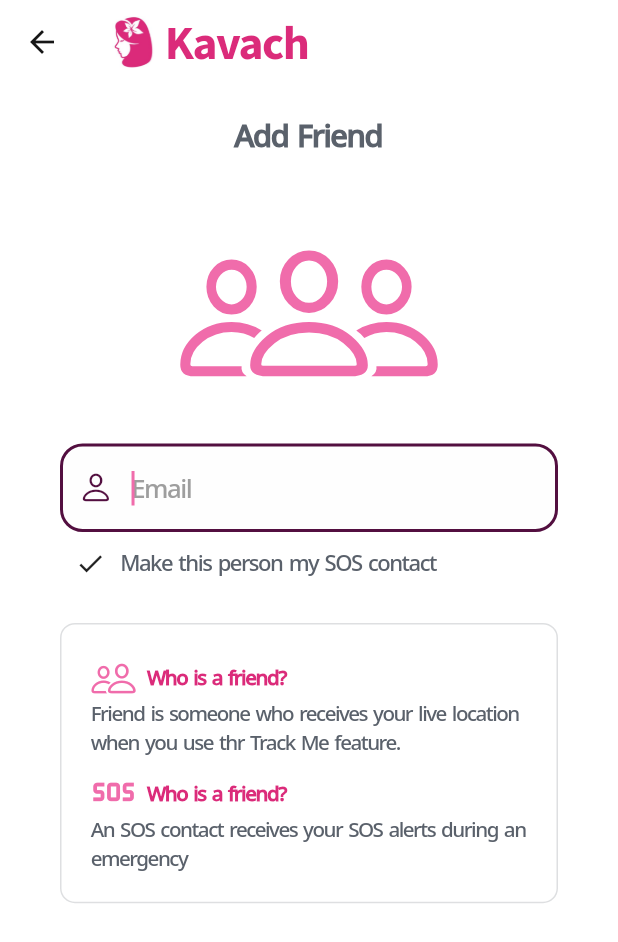
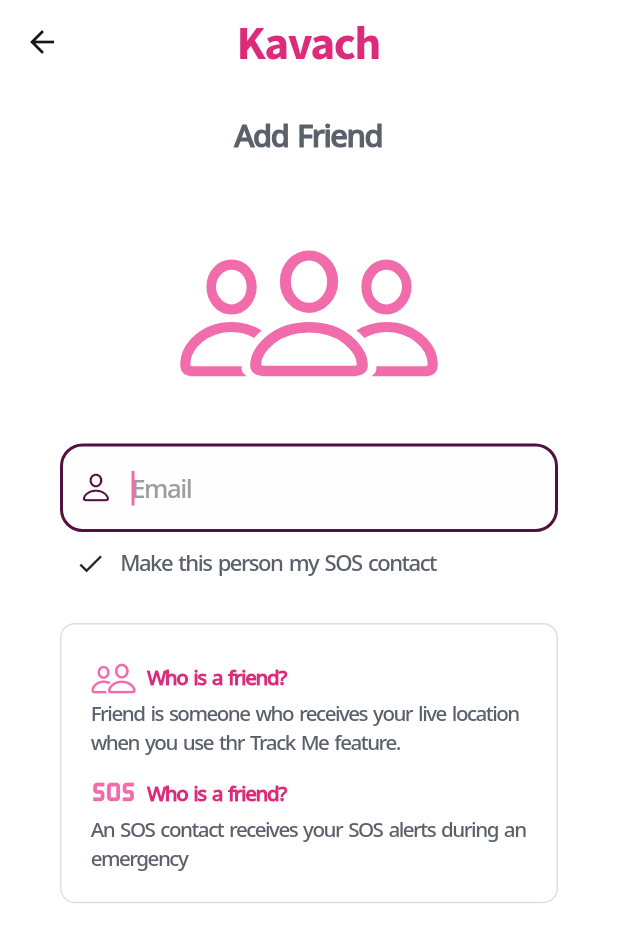
Before and after one commit to Amogh-Prabhu/IndiSafe_Hack_Autobots, a Flutter app: the Friends screen opened directly, on a phone screen of 412 x 824 dp. Shown: the top 942 px of the screen. Run offline on Flutter 3.47's test engine with Material 2 defaults, Android fonts, the phone set to English and light mode, and no system bars; our stand-ins replace cloud_firestore, firebase_auth, firebase_core, firebase_storage, geolocator, google_maps_flutter and 3 more; accounts and stored records are empty.

Commit message:
New Changes | done

```diff
--- a/lib/main.dart
+++ b/lib/main.dart
@@ -1,7 +1,6 @@
 import 'package:firebase_core/firebase_core.dart';
 import 'package:flutter/material.dart';
 import 'package:kavach/app/app.dart';
-import 'package:kavach/login/login.dart';
 
 Future<void> main() async {
   WidgetsFlutterBinding.ensureInitialized();
--- a/lib/track/layout/friends.dart
+++ b/lib/track/layout/friends.dart
@@ -23,24 +23,12 @@ class _FriendsState extends State<Friends> {
         automaticallyImplyLeading: true,
         elevation: 0,
         centerTitle: true,
-        title: Row(
-          children: [
-            Image.asset(
-              "assets/images/image.jpg",
-              height: width / 12,
-              width: width / 12,
-            ),
-            const SizedBox(
-              width: 4,
-            ),
-            Text(
-              "Kavach",
-              style: KavachTheme.titleText(
-                  size: width / 13,
-                  weight: FontWeight.w600,
-                  color: KavachTheme.darkPink),
-            ),
-          ],
+        title: Text(
+          "Kavach",
+          style: KavachTheme.titleText(
+              size: width / 13,
+              weight: FontWeight.w600,
+              color: KavachTheme.darkPink),
         ),
       ),
       body: SafeArea(
```
Also changed, not shown: lib/authentication/service.dart (+13 -8 lines), lib/track/track.dart (+40 -19 lines).
